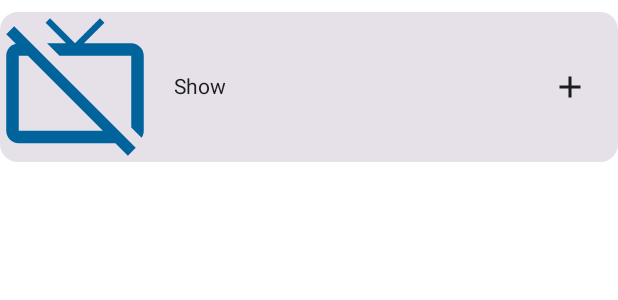
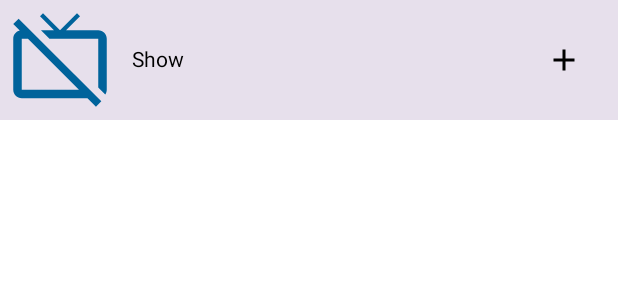
Before and after one commit to pacbittencourt0/mytvapp, an Android app built with Jetpack Compose: the @Preview function PreviewItem, on a phone screen of 412 x 824 dp. Shown: the top 300 px of the screen. Run offline under Robolectric (Android 15) with nearby library versions, the phone set to English and light mode, and no system bars; pictures from the network do not load.

Commit message:
Refactor search screen layout

```diff
--- a/app/src/main/kotlin/com/pacbittencourt/mytv/ui/search/SearchScreen.kt
+++ b/app/src/main/kotlin/com/pacbittencourt/mytv/ui/search/SearchScreen.kt
@@ -1,7 +1,10 @@
 package com.pacbittencourt.mytv.ui.search
 
 import androidx.compose.foundation.ExperimentalFoundationApi
+import androidx.compose.foundation.background
+import androidx.compose.foundation.clickable
 import androidx.compose.foundation.layout.Arrangement
+import androidx.compose.foundation.layout.Box
 import androidx.compose.foundation.layout.Column
 import androidx.compose.foundation.layout.Row
 import androidx.compose.foundation.layout.fillMaxSize
@@ -16,11 +19,13 @@ import androidx.compose.foundation.text.KeyboardOptions
 import androidx.compose.material.icons.Icons
 import androidx.compose.material.icons.filled.Add
 import androidx.compose.material.icons.filled.Check
+import androidx.compose.material.icons.rounded.Close
 import androidx.compose.material.icons.rounded.Search
-import androidx.compose.material3.Card
+import androidx.compose.material3.HorizontalDivider
 import androidx.compose.material3.Icon
 import androidx.compose.material3.IconButton
 import androidx.compose.material3.LocalTextStyle
+import androidx.compose.material3.MaterialTheme
 import androidx.compose.material3.OutlinedTextField
 import androidx.compose.material3.Text
 import androidx.compose.runtime.Composable
@@ -59,18 +64,21 @@ fun SearchScreen(
     var searchQuery by rememberSaveable { mutableStateOf("") }
     val searchResult by viewModel.searchResult.collectAsState()
     val keyboardController = LocalSoftwareKeyboardController.current
-    Column(
-        modifier = modifier
-            .fillMaxSize()
-            .padding(all = 16.dp)
-    ) {
+    Column(modifier = modifier.fillMaxSize()) {
+        Box(modifier = Modifier.padding(4.dp)) {
             OutlinedTextField(
                 modifier = Modifier
                     .fillMaxWidth()
                     .padding(bottom = 8.dp),
                 value = searchQuery,
                 trailingIcon = {
-                Icon(imageVector = Icons.Rounded.Search, contentDescription = "search")
+                    val icon =
+                        if (searchQuery.isEmpty()) Icons.Rounded.Search else Icons.Rounded.Close
+                    Icon(
+                        modifier = Modifier.clickable { searchQuery = "" },
+                        imageVector = icon,
+                        contentDescription = "search"
+                    )
                 },
                 onValueChange = {
                     searchQuery = it
@@ -86,6 +94,7 @@ fun SearchScreen(
                 }),
                 keyboardOptions = KeyboardOptions(imeAction = ImeAction.Search)
             )
+        }
         when (searchResult) {
             is SearchUiState.Empty -> EmptyState(messages = listOf(stringResource(R.string.search_no_results)))
             is SearchUiState.Idle -> IdleState()
@@ -125,11 +134,12 @@ private fun SearchResult(searchResult: SearchUiState, onAddShowClick: (ShowModel
     val data = searchResult as SearchUiState.Success
     LazyColumn {
         items(items = data.searchResults, key = { it.id }) {
-            Row(Modifier.animateItemPlacement()) {
+            Column(Modifier.animateItemPlacement()) {
                 SearchResultItem(
                     show = it,
                     onAddShowClick = onAddShowClick
                 )
+                HorizontalDivider()
             }
         }
     }
@@ -140,17 +150,17 @@ private fun SearchResultItem(
     show: ShowModel,
     onAddShowClick: (ShowModel) -> Unit = {}
 ) {
-    Card(
+    Row(
         modifier = Modifier
             .fillMaxWidth()
-            .padding(vertical = 8.dp)
-    ) {
-        Row(
-            modifier = Modifier.fillMaxWidth(),
+            .background(MaterialTheme.colorScheme.surfaceVariant)
+            .padding(4.dp),
         verticalAlignment = Alignment.CenterVertically,
     ) {
         AsyncImage(
-                modifier = Modifier.width(100.dp),
+            modifier = Modifier
+                .width(72.dp)
+                .padding(2.dp),
             model = show.imageMediumUrl,
             placeholder = painterResource(id = R.drawable.baseline_tv_off_24),
             contentDescription = "",
@@ -160,7 +170,7 @@ private fun SearchResultItem(
         Text(
             modifier = Modifier
                 .weight(1f)
-                    .padding(start = 16.dp),
+                .padding(start = 12.dp),
             text = show.name
         )
         var isAddedAux by remember { mutableStateOf(show.isAdded) }
@@ -177,10 +187,9 @@ private fun SearchResultItem(
         }
     }
 }
-}
 
 @Composable
-@Preview(showBackground = true, showSystemUi = true)
+@Preview
 private fun PreviewItem() {
     SearchResultItem(
         show = ShowModel(1, "Show", "url", isAdded = false),
```
Lines whose indentation alone changed are shown as unchanged.
